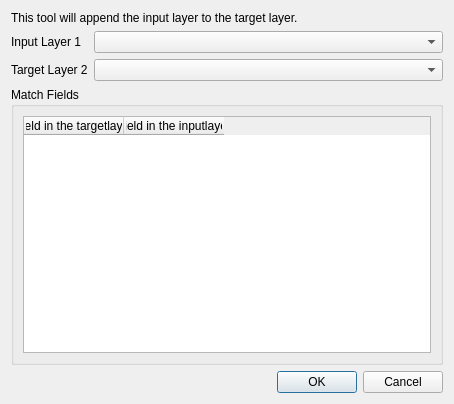
milieuinfo/mergeLayers, file ui_mergeLayers_dialog.ui: the form before one commit.
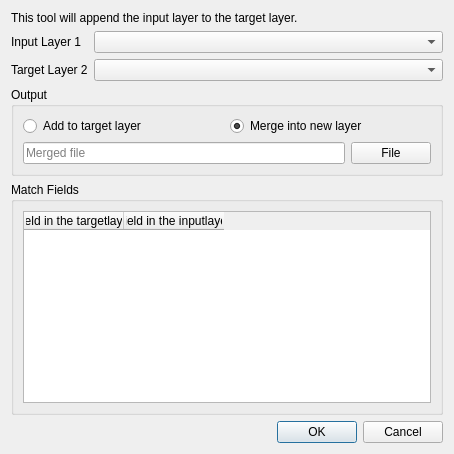
The form after the commit. Icons and pictures are not drawn.

Commit message: User can select if (s)he wants to write to new layer or the target layer.

What changed in the file:
```diff
--- a/ui_mergeLayers_dialog.ui
+++ b/ui_mergeLayers_dialog.ui
@@ -7,7 +7,7 @@
     <x>0</x>
     <y>0</y>
     <width>454</width>
-    <height>404</height>
+    <height>434</height>
    </rect>
   </property>
   <property name="windowTitle">
@@ -52,6 +52,80 @@
      </item>
     </layout>
    </item>
+   <item>
+    <widget class="QGroupBox" name="groupBox">
+     <property name="title">
+      <string>Output</string>
+     </property>
+     <layout class="QGridLayout" name="gridLayout">
+      <item row="0" column="0">
+       <widget class="QRadioButton" name="add2targetRadio">
+        <property name="sizePolicy">
+         <sizepolicy hsizetype="MinimumExpanding" vsizetype="Fixed">
+          <horstretch>0</horstretch>
+          <verstretch>0</verstretch>
+         </sizepolicy>
+        </property>
+        <property name="text">
+         <string>Add to target layer</string>
+        </property>
+        <property name="checked">
+         <bool>false</bool>
+        </property>
+       </widget>
+      </item>
+      <item row="0" column="1">
+       <widget class="QRadioButton" name="merge2newRadio">
+        <property name="sizePolicy">
+         <sizepolicy hsizetype="Expanding" vsizetype="Fixed">
+          <horstretch>0</horstretch>
+          <verstretch>0</verstretch>
+         </sizepolicy>
+        </property>
+        <property name="text">
+         <string>Merge into new layer</string>
+        </property>
+        <property name="checked">
+         <bool>true</bool>
+        </property>
+       </widget>
+      </item>
+      <item row="1" column="0" colspan="2">
+       <layout class="QHBoxLayout" name="horizontalLayout_2">
+        <item>
+         <widget class="QLineEdit" name="outputFileTxt">
+          <property name="sizePolicy">
+           <sizepolicy hsizetype="Expanding" vsizetype="Fixed">
+            <horstretch>0</horstretch>
+            <verstretch>0</verstretch>
+           </sizepolicy>
+          </property>
+          <property name="readOnly">
+           <bool>true</bool>
+          </property>
+          <property name="placeholderText">
+           <string>Merged file</string>
+          </property>
+         </widget>
+        </item>
+        <item>
+         <widget class="QPushButton" name="outputFileBtn">
+          <property name="sizePolicy">
+           <sizepolicy hsizetype="Maximum" vsizetype="Fixed">
+            <horstretch>0</horstretch>
+            <verstretch>0</verstretch>
+           </sizepolicy>
+          </property>
+          <property name="text">
+           <string>File</string>
+          </property>
+         </widget>
+        </item>
+       </layout>
+      </item>
+     </layout>
+    </widget>
+   </item>
    <item>
     <widget class="QGroupBox" name="matchFieldsBox">
      <property name="sizePolicy">
```
Left out of the diff: 40 changed lines with no effect on the pictures. The commit also changes 7 other files.
